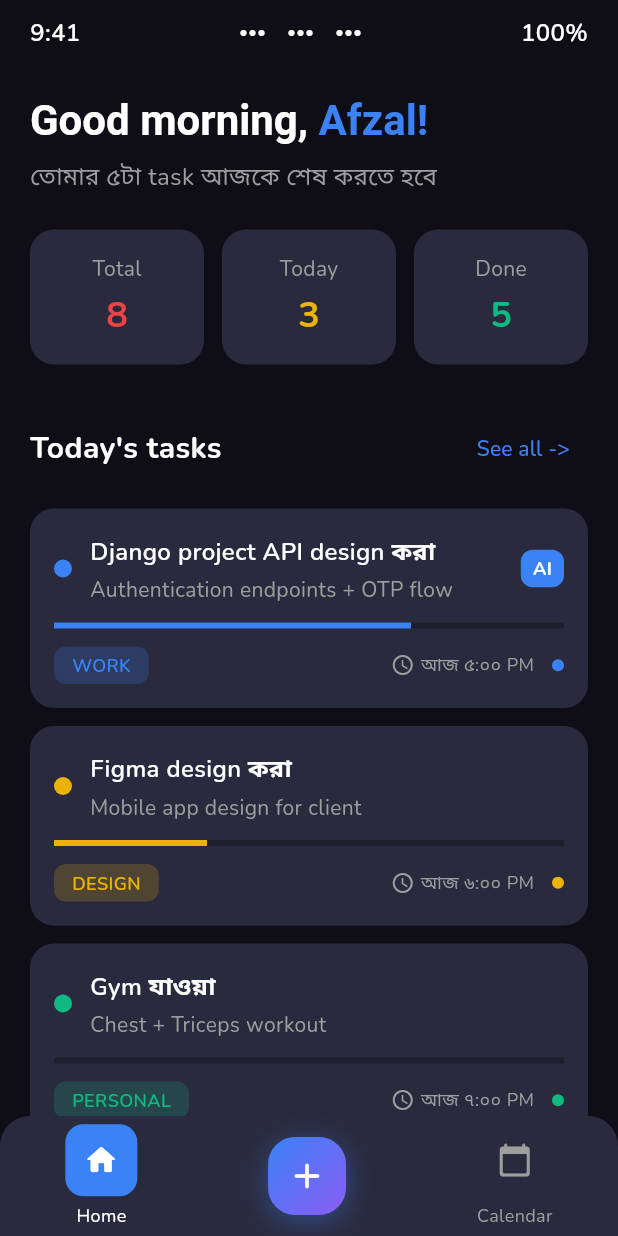
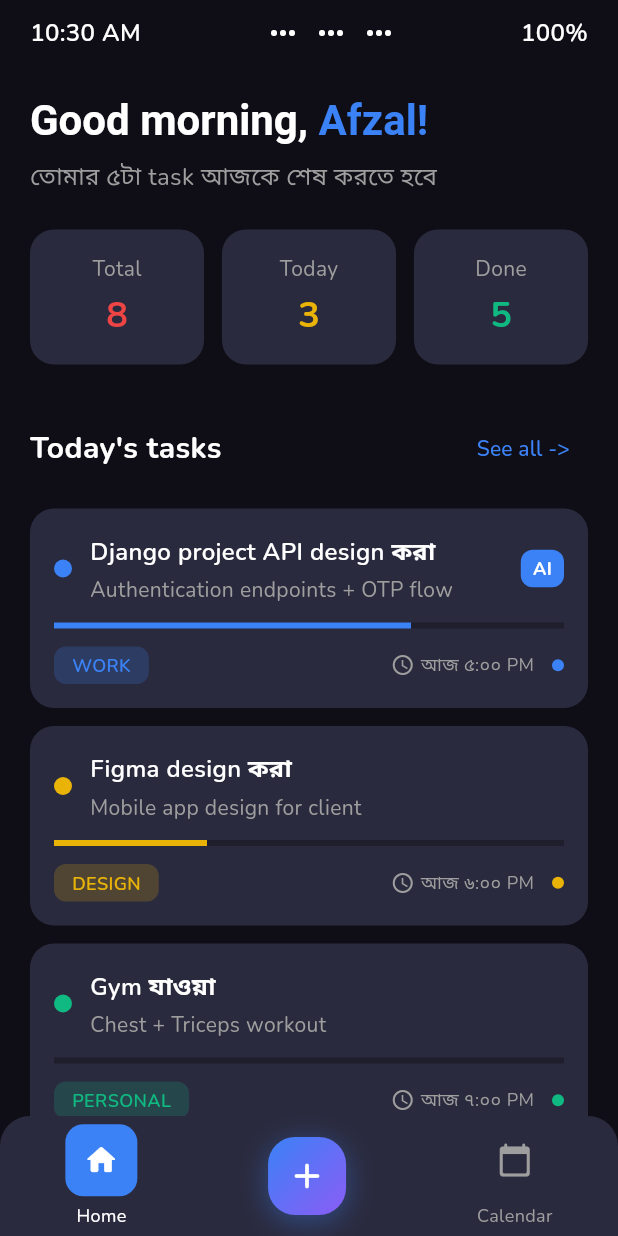
Before and after one commit to Afzal20/taskmanager, a Flutter app: the HomeScreen screen opened directly, on a phone screen of 412 x 824 dp. Run offline on Flutter 3.47's test engine with Material 3 defaults, Android fonts, the phone set to English and light mode, and no system bars; our stand-ins replace battery_plus, google_fonts.

Commit message:
feat: add live clock display to home screen header

```diff
--- a/lib/home_screen.dart
+++ b/lib/home_screen.dart
@@ -15,6 +15,17 @@ class HomeScreen extends StatefulWidget {
 class _HomeScreenState extends State<HomeScreen> {
   int _activeNav = 0;
 
+  // Live clock
+  late String _currentTime;
+  late Timer _clockTimer;
+
+  String _formatTime(DateTime t) {
+    final hour = t.hour % 12 == 0 ? 12 : t.hour % 12;
+    final minute = t.minute.toString().padLeft(2, '0');
+    final period = t.hour < 12 ? 'AM' : 'PM';
+    return '$hour:$minute $period';
+  }
+
   // Battery
   final Battery _battery = Battery();
   int _batteryLevel = 100;
@@ -24,6 +35,11 @@ class _HomeScreenState extends State<HomeScreen> {
   @override
   void initState() {
     super.initState();
+    // Live clock — update every second
+    _currentTime = _formatTime(DateTime.now());
+    _clockTimer = Timer.periodic(const Duration(seconds: 1), (_) {
+      if (mounted) setState(() => _currentTime = _formatTime(DateTime.now()));
+    });
     // Get initial battery level
     _battery.batteryLevel.then((level) {
       if (mounted) setState(() => _batteryLevel = level);
@@ -42,13 +58,13 @@ class _HomeScreenState extends State<HomeScreen> {
 
   @override
   void dispose() {
+    _clockTimer.cancel();
     _batterySubscription.cancel();
     super.dispose();
   }
 
   @override
   Widget build(BuildContext context) {
-
     return Scaffold(
       body: SafeArea(
         child: Column(
@@ -62,9 +78,9 @@ class _HomeScreenState extends State<HomeScreen> {
               child: Row(
                 mainAxisAlignment: MainAxisAlignment.spaceBetween,
                 children: [
-                  const Text(
-                    '9:41',
-                    style: TextStyle(
+                  Text(
+                    _currentTime,
+                    style: const TextStyle(
                       fontSize: 16,
                       fontWeight: FontWeight.w600,
                       color: Colors.white,
@@ -136,7 +152,6 @@ class _HomeScreenState extends State<HomeScreen> {
           ],
         ),
       ),
-
 
       // Bottom Navigation
       bottomNavigationBar: _buildBottomNavigationBar(context),
@@ -454,7 +469,11 @@ class _HomeScreenState extends State<HomeScreen> {
                   ),
                 ],
               ),
-              child: const Icon(Icons.add_rounded, color: Colors.white, size: 28),
+              child: const Icon(
+                Icons.add_rounded,
+                color: Colors.white,
+                size: 28,
+              ),
             ),
           ),
           // Calendar
@@ -465,7 +484,9 @@ class _HomeScreenState extends State<HomeScreen> {
             () {
               setState(() => _activeNav = 2);
               Navigator.of(context)
-                  .push(MaterialPageRoute(builder: (_) => const CalendarScreen()))
+                  .push(
+                    MaterialPageRoute(builder: (_) => const CalendarScreen()),
+                  )
                   .then((_) => setState(() => _activeNav = 0));
             },
           ),
```
